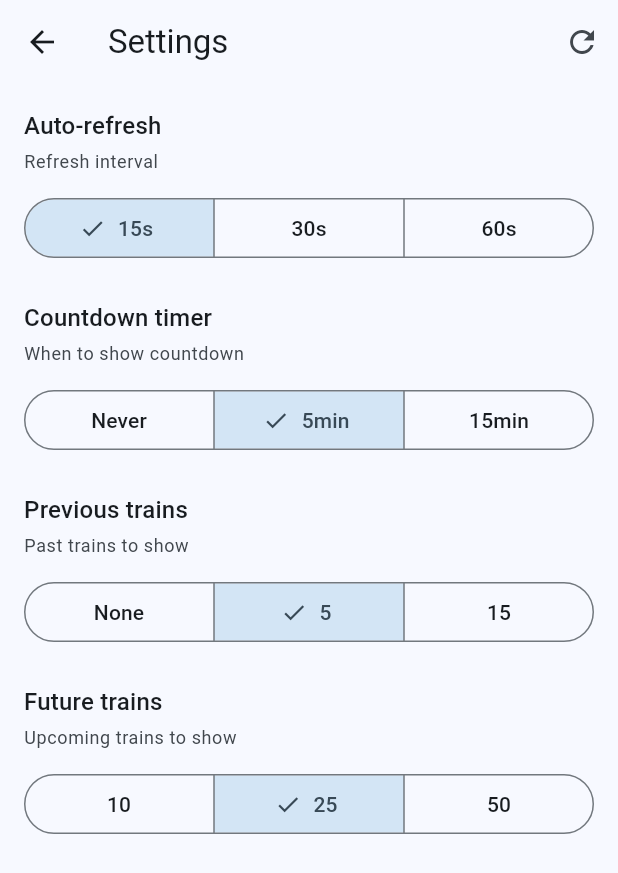
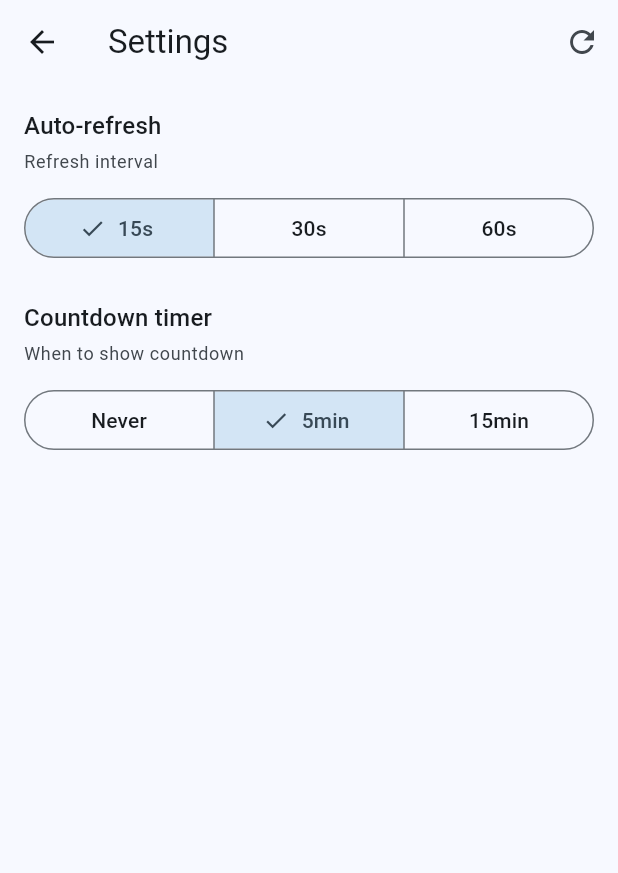
Before and after one commit to nikhilweee/path-live, a Flutter app: the SettingsPage screen opened directly, after a tap on "15s", on a phone screen of 412 x 824 dp. Shown: the top 873 px of the screen. Run offline on Flutter 3.47's test engine with Material 3 defaults, Android fonts, the phone set to English and light mode, and no system bars; our stand-ins replace geolocator, permission_handler, shared_preferences, sqflite, timezone; accounts and stored records are empty; network calls fail.

Commit message:
remove unused settings

```diff
--- a/lib/pages/settings_page.dart
+++ b/lib/pages/settings_page.dart
@@ -28,20 +28,6 @@ class _SettingsPageState extends State<SettingsPage> {
       'options': [0, 300, 900],
       'labels': ['Never', '5min', '15min'],
     },
-    {
-      'key': 'previousTrainsCount',
-      'title': 'Previous trains',
-      'subtitle': 'Past trains to show',
-      'options': [0, 5, 15],
-      'labels': ['None', '5', '15'],
-    },
-    {
-      'key': 'futureTrainsCount',
-      'title': 'Future trains',
-      'subtitle': 'Upcoming trains to show',
-      'options': [10, 25, 50],
-      'labels': ['10', '25', '50'],
-    },
   ];
 
   @override
@@ -54,15 +40,11 @@ class _SettingsPageState extends State<SettingsPage> {
     final values = await Future.wait([
       getSetting(Setting.progressBarDuration),
       getSetting(Setting.countdownThreshold),
-      getSetting(Setting.previousTrainsCount),
-      getSetting(Setting.futureTrainsCount),
     ]);
 
     setState(() {
       _settings['progressBarDuration'] = values[0];
       _settings['countdownThreshold'] = values[1];
-      _settings['previousTrainsCount'] = values[2];
-      _settings['futureTrainsCount'] = values[3];
       _isLoading = false;
     });
   }
@@ -78,10 +60,6 @@ class _SettingsPageState extends State<SettingsPage> {
     switch (key) {
       case 'progressBarDuration':
         await setSetting(Setting.progressBarDuration, value);
-      case 'previousTrainsCount':
-        await setSetting(Setting.previousTrainsCount, value);
-      case 'futureTrainsCount':
-        await setSetting(Setting.futureTrainsCount, value);
       case 'countdownThreshold':
         await setSetting(Setting.countdownThreshold, value);
     }
--- a/lib/services/storage_service.dart
+++ b/lib/services/storage_service.dart
@@ -22,8 +22,6 @@ enum Setting<T> {
   lastDbDownload<DateTime?>('last_db_download', null, StorageType.dateTime),
 
   // Train display settings
-  previousTrainsCount<int>('previous_trains_count', 5, StorageType.integer),
-  futureTrainsCount<int>('future_trains_count', 25, StorageType.integer),
   progressBarDuration<int>('progress_bar_duration', 30, StorageType.integer),
   countdownThreshold<int>('countdown_threshold', 300, StorageType.integer),
 
@@ -109,10 +107,6 @@ Future<void> setSetting<T>(Setting<T> setting, T value) async {
 Future<void> resetAllTrainSettings() async {
   await Future.wait([
     setSetting(
-        Setting.previousTrainsCount, Setting.previousTrainsCount.defaultValue),
-    setSetting(
-        Setting.futureTrainsCount, Setting.futureTrainsCount.defaultValue),
-    setSetting(
         Setting.progressBarDuration, Setting.progressBarDuration.defaultValue),
     setSetting(
         Setting.countdownThreshold, Setting.countdownThreshold.defaultValue),
```
